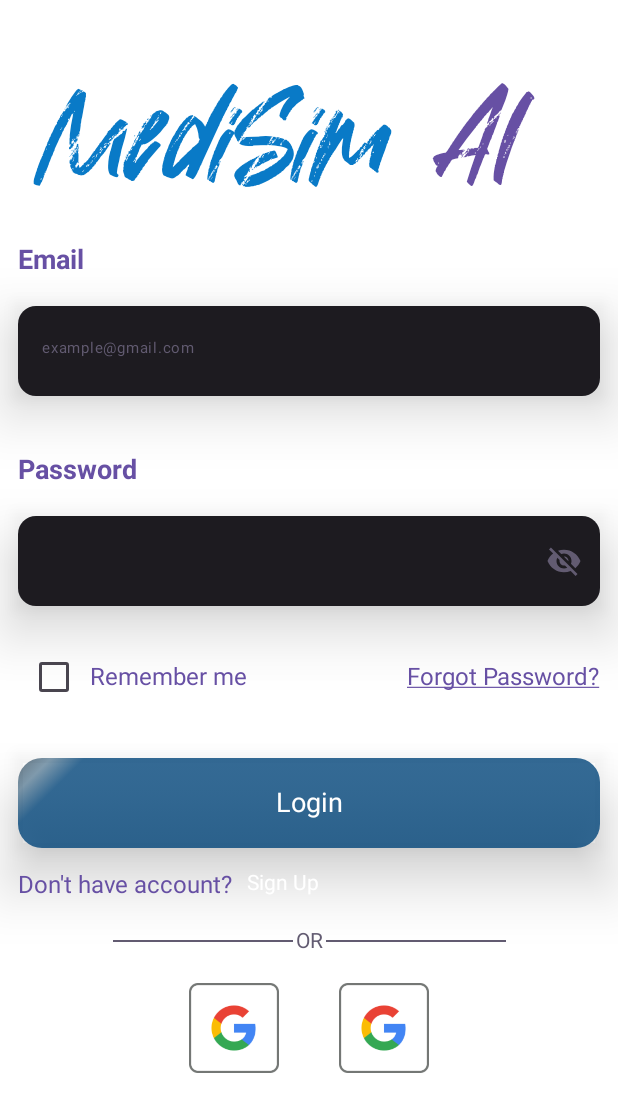
After one commit to DinaOthman21/Graduation-Project, an Android app built with Jetpack Compose: the @Preview function LoginScreen, on a phone screen of 412 x 824 dp. The commit adds this screen. Shown: the top 1112 px of the screen. Run offline under Robolectric (Android 15) with nearby library versions, the phone set to English and light mode, and no system bars; pictures from the network do not load.

Commit message:
add login screen
* navigation app

```diff
--- a/app/src/main/java/com/example/medisim/presentation/HomeActivity.kt
+++ b/app/src/main/java/com/example/medisim/presentation/HomeActivity.kt
@@ -7,7 +7,7 @@ import androidx.compose.foundation.layout.fillMaxSize
 import androidx.compose.material3.MaterialTheme
 import androidx.compose.material3.Surface
 import androidx.compose.ui.Modifier
-import com.example.medisim.presentation.components.MainAdvicesAndAvoidScreen
+import com.example.medisim.presentation.navigation.AppNavigation
 import com.example.medisim.ui.theme.MediSimTheme
 
 
@@ -21,7 +21,7 @@ class HomeActivity : ComponentActivity() {
                     modifier = Modifier.fillMaxSize(),
                     color = MaterialTheme.colorScheme.background
                 ) {
-                    MainAdvicesAndAvoidScreen()
+                    AppNavigation()
                 }
             }
         }
--- /dev/null
+++ b/app/src/main/java/com/example/medisim/presentation/authScreens/LoginScreenState.kt
@@ -0,0 +1,3 @@
+package com.example.medisim.presentation.authScreens
+
+data class LoginScreenState(val name:String)
--- /dev/null
+++ b/app/src/main/java/com/example/medisim/presentation/authScreens/login/LoginScreen.kt
@@ -0,0 +1,175 @@
+package com.example.medisim.presentation.authScreens.login
+
+import androidx.compose.foundation.clickable
+import androidx.compose.foundation.layout.Arrangement
+import androidx.compose.foundation.layout.Column
+import androidx.compose.foundation.layout.Row
+import androidx.compose.foundation.layout.Spacer
+import androidx.compose.foundation.layout.fillMaxWidth
+import androidx.compose.foundation.layout.height
+import androidx.compose.foundation.layout.padding
+import androidx.compose.foundation.layout.width
+import androidx.compose.material3.Divider
+import androidx.compose.material3.MaterialTheme
+import androidx.compose.material3.Text
+import androidx.compose.runtime.Composable
+import androidx.compose.ui.Alignment
+import androidx.compose.ui.Modifier
+import androidx.compose.ui.res.stringResource
+import androidx.compose.ui.text.TextStyle
+import androidx.compose.ui.text.font.FontWeight
+import androidx.compose.ui.text.style.TextDecoration
+import androidx.compose.ui.tooling.preview.Preview
+import androidx.compose.ui.unit.dp
+import androidx.compose.ui.unit.sp
+import com.example.medisim.R
+import com.example.medisim.presentation.components.AppNameWithHiatusFont
+import com.example.medisim.presentation.components.ButtonClickOn
+import com.example.medisim.presentation.components.CheckboxWithName
+import com.example.medisim.presentation.components.EmailEditText
+import com.example.medisim.presentation.components.ImageButtonClick
+import com.example.medisim.presentation.components.PasswordEditText
+import com.example.medisim.presentation.components.TextLabel
+
+
+@Preview(showBackground = true, showSystemUi = true)
+@Composable
+fun LoginScreen() {
+
+    Column(
+        modifier = Modifier.padding(12.dp),
+    ) {
+        AppNameWithHiatusFont(modifier = Modifier
+            .padding(
+            start = 15.dp,
+            top =35.dp,
+            bottom = 20.dp
+        ))
+        TextLabel(
+            text = stringResource(R.string.email),
+            modifier = Modifier.padding(bottom = 20.dp),
+            textFont = 18,
+            textFontWight = FontWeight.Bold
+            )
+        EmailEditText(
+            email = "",
+            isErrorEmail = false,
+            emailErrorMessage = "",
+            onValueChange = {})
+        TextLabel(
+            text = stringResource(R.string.password),
+            modifier = Modifier.padding(top = 15.dp,bottom = 20.dp),
+            textFont = 18,
+            textFontWight = FontWeight.Bold
+        )
+        PasswordEditText(
+            password = "",
+            isErrorPassword = false,
+            passwordErrorMessage = "",
+            showPassword = false,
+            onValueChange = {}
+        ) {
+
+        }
+        Row (
+            verticalAlignment = Alignment.CenterVertically
+        ){
+            CheckboxWithName(
+                checkBoxText = "Remember me",
+                checkedState = false,
+                onToggleClick = {}
+            )
+            Spacer(modifier = Modifier.weight(1f))
+            Text(
+                text = stringResource(R.string.forgot_password),
+                style = TextStyle(
+                    fontSize = 16.sp,
+                    color = MaterialTheme.colorScheme.primary,
+                    textDecoration = TextDecoration.Underline
+                ),
+                modifier = Modifier.clickable {
+                    // on forgot password text click
+                    // navController.navigate(Screens.SignUp.route)
+
+                }
+            )
+
+        }
+
+        ButtonClickOn(
+            buttonText = stringResource(R.string.login),
+            paddingValue = 30
+        ) {
+            // on login click
+
+        }
+
+
+        Row(
+            modifier = Modifier.padding(top = 15.dp)
+        ) {
+            Text(
+                text = stringResource(R.string.don_t_have_account),
+                style = TextStyle(
+                    fontSize = 16.sp,
+                    color = MaterialTheme.colorScheme.primary
+                )
+            )
+            Spacer(modifier = Modifier.width(5.dp))
+            Text(
+                text = stringResource(R.string.sign_up),
+                style = TextStyle(
+                    color = MaterialTheme.colorScheme.onSecondary,
+                ),
+                modifier = Modifier.clickable {
+                    // on sign up text click
+                    // navController.navigate(Screens.SignUp.route)
+
+                }
+            )
+        }
+
+        Row (
+            verticalAlignment = Alignment.CenterVertically,
+            modifier = Modifier
+                .padding(top = 20.dp)
+                .fillMaxWidth(),
+            horizontalArrangement = Arrangement.Center
+        ){
+            Divider(
+                color = MaterialTheme.colorScheme.secondary,
+                modifier = Modifier
+                    .width(120.dp)
+                    .height(1.dp)
+            )
+            TextLabel(
+                text = stringResource(R.string.or),
+                modifier = Modifier.padding(horizontal = 2.dp),
+                textColor = MaterialTheme.colorScheme.secondary,
+                textFont = 14
+            )
+            Divider(
+                color = MaterialTheme.colorScheme.secondary,
+                modifier = Modifier
+                    .width(120.dp)
+                    .height(1.dp)
+            )
+        }
+
+        Row (
+            verticalAlignment = Alignment.CenterVertically,
+            modifier = Modifier
+                .fillMaxWidth(),
+            horizontalArrangement = Arrangement.Center
+        ){
+            ImageButtonClick(image = R.drawable.google_logo_light, paddingValue = 20) {
+
+            }
+            ImageButtonClick(image = R.drawable.google_logo_light, paddingValue = 20) {
+
+            }
+        }
+
+    }
+
+}
--- /dev/null
+++ b/app/src/main/java/com/example/medisim/presentation/authScreens/signUp/SignUpScreen.kt
@@ -0,0 +1,8 @@
+package com.example.medisim.presentation.authScreens.signUp
+
+import androidx.compose.runtime.Composable
+
+@Composable
+fun SignUpScreen() {
+
+}
--- a/app/src/main/java/com/example/medisim/presentation/components/ButtonsComponents.kt
+++ b/app/src/main/java/com/example/medisim/presentation/components/ButtonsComponents.kt
@@ -1,14 +1,18 @@
 package com.example.medisim.presentation.components
 
+
 import androidx.compose.foundation.background
+import androidx.compose.foundation.layout.Row
 import androidx.compose.foundation.layout.fillMaxWidth
 import androidx.compose.foundation.layout.height
 import androidx.compose.foundation.layout.padding
 import androidx.compose.foundation.shape.RoundedCornerShape
 import androidx.compose.material3.Button
 import androidx.compose.material3.ButtonDefaults
+import androidx.compose.material3.Checkbox
 import androidx.compose.material3.Text
 import androidx.compose.runtime.Composable
+import androidx.compose.ui.Alignment
 import androidx.compose.ui.Modifier
 import androidx.compose.ui.draw.clip
 import androidx.compose.ui.draw.shadow
@@ -21,16 +25,45 @@ import com.example.medisim.ui.theme.CommonComponent
 import com.example.medisim.ui.theme.ComponentDark
 import com.example.medisim.ui.theme.animatedShimmerColor
 
+@Composable
+fun CheckboxWithName(
+    checkBoxText:String,
+    modifier: Modifier = Modifier,
+    checkedState:Boolean,
+    onToggleClick:(Boolean)->Unit
+) {
+
+    // Composable layout for the checkbox
+    Row(
+        modifier = modifier,
+        verticalAlignment = Alignment.CenterVertically
+        ) {
+        Checkbox(
+            checked = checkedState,
+            onCheckedChange = { checked ->
+                // Update the checked state when checkbox state changes
+                onToggleClick(checked)
+            }
+        )
+        TextLabel(text = checkBoxText, textFont = 16)
+    }
+}
+
 
 @Composable
-fun ButtonClickOn(buttonText:String ,paddingValue:Int ,onButtonClick:() -> Unit ) {
+fun ButtonClickOn(
+    buttonText:String,
+    modifier: Modifier = Modifier,
+    buttonHeight: Int = 60,
+    paddingValue:Int ,
+    onButtonClick:() -> Unit ) {
     Button (
         colors = ButtonDefaults.buttonColors(containerColor = Color.Transparent,),
         enabled = true,
         onClick = {onButtonClick()},
-        modifier = Modifier
-            .padding(8.dp, top = paddingValue.dp)
-            .height(48.dp)
+        modifier = modifier
+            .padding(top = paddingValue.dp)
+            .height(buttonHeight.dp)
             .fillMaxWidth(1f)
             .shadow(elevation = 24.dp)
             .clip(RoundedCornerShape(16.dp))
@@ -41,7 +74,8 @@ fun ButtonClickOn(buttonText:String ,paddingValue:Int ,onButtonClick:() -> Unit
                         ComponentDark.copy(alpha = 0.5f),
                         CommonComponent.copy(alpha = 0.8f),
                     )
-                )),
+                )
+            ),
 
 
     ){
--- /dev/null
+++ b/app/src/main/java/com/example/medisim/presentation/components/EditTextComponents.kt
@@ -0,0 +1,155 @@
+package com.example.medisim.presentation.components
+
+
+
+import androidx.compose.foundation.layout.Column
+import androidx.compose.foundation.layout.Row
+import androidx.compose.foundation.layout.Spacer
+import androidx.compose.foundation.layout.fillMaxWidth
+import androidx.compose.foundation.layout.height
+import androidx.compose.foundation.layout.padding
+import androidx.compose.foundation.shape.RoundedCornerShape
+import androidx.compose.foundation.text.KeyboardOptions
+import androidx.compose.material3.Icon
+import androidx.compose.material3.IconButton
+import androidx.compose.material3.MaterialTheme
+import androidx.compose.material3.Text
+import androidx.compose.material3.TextField
+import androidx.compose.material3.TextFieldColors
+import androidx.compose.material3.TextFieldDefaults
+import androidx.compose.runtime.Composable
+import androidx.compose.ui.Modifier
+import androidx.compose.ui.draw.shadow
+import androidx.compose.ui.graphics.Color
+import androidx.compose.ui.res.painterResource
+import androidx.compose.ui.res.stringResource
+import androidx.compose.ui.text.input.KeyboardType
+import androidx.compose.ui.text.input.PasswordVisualTransformation
+import androidx.compose.ui.text.input.VisualTransformation
+import androidx.compose.ui.unit.dp
+import androidx.compose.ui.unit.sp
+import com.example.medisim.R
+
+
+@Composable
+fun textFieldColors() : TextFieldColors {
+
+    return TextFieldDefaults.colors(
+        // text color
+        focusedTextColor = MaterialTheme.colorScheme.primary,
+        unfocusedTextColor = MaterialTheme.colorScheme.primary,
+        errorTextColor = MaterialTheme.colorScheme.primary,
+
+        focusedContainerColor = MaterialTheme.colorScheme.onBackground,
+        unfocusedContainerColor = MaterialTheme.colorScheme.onBackground,
+        disabledContainerColor = MaterialTheme.colorScheme.onBackground,
+        errorContainerColor = MaterialTheme.colorScheme.onBackground,
+        // Indicator color
+        cursorColor = MaterialTheme.colorScheme.primary,
+        // icon color
+        focusedIndicatorColor = Color.Transparent,
+        unfocusedIndicatorColor = Color.Transparent,
+        errorIndicatorColor = Color.Transparent,
+        focusedTrailingIconColor = MaterialTheme.colorScheme.secondary,
+        unfocusedTrailingIconColor = MaterialTheme.colorScheme.secondary,
+        errorTrailingIconColor = MaterialTheme.colorScheme.secondary,
+
+    )
+}
+
+
+
+
+@Composable
+fun EmailEditText(
+    email:String ,
+    modifier: Modifier = Modifier,
+    editTextHeight: Int = 60,
+    isErrorEmail:Boolean ,
+    emailErrorMessage:String,
+    onValueChange:(String) -> Unit) {
+    Column {
+
+        TextField(
+            placeholder = {
+                Text(
+                    text = stringResource(R.string.example_gmail_com),
+                    fontSize = 10.sp,
+                    color = MaterialTheme.colorScheme.secondary
+                )
+            },
+            value = email,
+            keyboardOptions = KeyboardOptions(keyboardType = KeyboardType.Email),
+            onValueChange = {
+                onValueChange(it)
+
+            },
+            colors = textFieldColors(),
+            shape = RoundedCornerShape(12.dp),
+            modifier = modifier
+                .height(editTextHeight.dp)
+                .fillMaxWidth()
+                .shadow(elevation = 24.dp),
+            isError = isErrorEmail,
+
+            )
+
+        Row {
+            Text(
+                emailErrorMessage, style = MaterialTheme.typography.bodyMedium, modifier = Modifier
+                    .padding(top = 3.dp, start = 25.dp), color = Color.Red
+            )
+            Spacer(modifier = Modifier.weight(1f))
+
+        }
+    }
+}
+
+
+@Composable
+fun PasswordEditText(
+    password:String ,
+    modifier: Modifier = Modifier,
+    editTextHeight: Int = 60,
+    isErrorPassword:Boolean ,
+    passwordErrorMessage:String ,
+    showPassword:Boolean,
+    onValueChange:(String) -> Unit,
+    onIconButtonClick:() -> Unit
+) {
+    Column {
+
+        TextField(
+            value = password,
+            isError = isErrorPassword,
+            visualTransformation = if (showPassword) VisualTransformation.None else PasswordVisualTransformation(),
+            onValueChange = {
+                onValueChange(it)
+            },
+            colors =  textFieldColors(),
+            shape = RoundedCornerShape(12.dp),
+            modifier = modifier
+                .height(editTextHeight.dp)
+                .fillMaxWidth()
+                .shadow(elevation = 24.dp),
+            trailingIcon = {
+                IconButton(onClick = {
+                    onIconButtonClick()
+                }) {
+                    Icon(painter = painterResource(id = if(showPassword) R.drawable.baseline_visibility_24 else R.drawable.baseline_visibility_off_24),
+                        contentDescription = "password icon")
+                }
+            },
+
+            )
+        Row {
+            Text(
+                passwordErrorMessage, style = MaterialTheme.typography.bodyMedium, modifier = Modifier
+                    .padding(top = 3.dp, start = 25.dp), color = Color.Red
+            )
+            Spacer(modifier = Modifier.weight(1f))
+
+        }
+    }
+
+}
--- a/app/src/main/java/com/example/medisim/presentation/components/ImageComponents.kt
+++ b/app/src/main/java/com/example/medisim/presentation/components/ImageComponents.kt
@@ -1,6 +1,11 @@
 package com.example.medisim.presentation.components
 
+import androidx.compose.foundation.Image
 import androidx.compose.foundation.background
+import androidx.compose.foundation.clickable
+import androidx.compose.foundation.layout.height
+import androidx.compose.foundation.layout.padding
+import androidx.compose.foundation.layout.width
 import androidx.compose.foundation.shape.RoundedCornerShape
 import androidx.compose.runtime.Composable
 import androidx.compose.ui.Modifier
@@ -9,6 +14,7 @@ import androidx.compose.ui.draw.shadow
 import androidx.compose.ui.graphics.Color
 import androidx.compose.ui.layout.ContentScale
 import androidx.compose.ui.platform.LocalContext
+import androidx.compose.ui.res.painterResource
 import androidx.compose.ui.unit.dp
 import coil.compose.AsyncImage
 import coil.request.ImageRequest
@@ -48,3 +54,25 @@ fun ViewImage(
     )
 
 }
+
+
+@Composable
+fun ImageButtonClick(
+    image:Int,
+    modifier: Modifier = Modifier,
+    paddingValue:Int ,
+    imageWidth: Int = 60,
+    imageHeight: Int = 60,
+    onButtonClick:() -> Unit ) {
+    Image(
+        painter = painterResource(id = image),
+        modifier = modifier
+            .clickable { onButtonClick() }
+            .padding(paddingValue.dp)
+            .width(imageWidth.dp)
+            .height(imageHeight.dp)
+        ,
+        contentDescription = "image button",
+    )
+
+}
--- a/app/src/main/java/com/example/medisim/presentation/components/TextComponents.kt
+++ b/app/src/main/java/com/example/medisim/presentation/components/TextComponents.kt
@@ -42,17 +42,18 @@ fun TextWithHiatusFont(
 }
 
 @Composable
-fun AppNameWithHiatusFont() {
+fun AppNameWithHiatusFont(modifier: Modifier = Modifier) {
     Text(
         text = buildAnnotatedString {
             withStyle(style = SpanStyle(color = Color(0xFF097AC7))) {
                 append("MediSim")
             }
             append(" ")
-            withStyle(style = SpanStyle(color = Color(0xFF02111B))) {
+            withStyle(style = SpanStyle(color = MaterialTheme.colorScheme.primary)) {
                 append("AI")
             }
         },
+        modifier = modifier,
         fontSize = 90.sp,
         fontFamily = FontFamily(Font(R.font.hiatus2)),
     )
--- a/app/src/main/java/com/example/medisim/presentation/components/ViewComponents.kt
+++ b/app/src/main/java/com/example/medisim/presentation/components/ViewComponents.kt
@@ -28,7 +28,6 @@ import androidx.compose.ui.graphics.Brush
 import androidx.compose.ui.graphics.Color
 import androidx.compose.ui.res.stringResource
 import androidx.compose.ui.text.font.FontWeight
-import androidx.compose.ui.tooling.preview.Preview
 import androidx.compose.ui.unit.dp
 import com.example.medisim.R
 
@@ -48,11 +47,11 @@ val images = listOf(
 )
 
 
-@Preview(showSystemUi = true, showBackground = true)
+
 @Composable
 fun MainAdvicesAndAvoidScreen() {
 
-    LazyColumn(){
+    LazyColumn{
         item{
             Column {
                 // make title for "Advices" with small bold under line
--- /dev/null
+++ b/app/src/main/java/com/example/medisim/presentation/navigation/AppNavigation.kt
@@ -0,0 +1,48 @@
+package com.example.medisim.presentation.navigation
+
+import androidx.compose.runtime.Composable
+import androidx.navigation.compose.NavHost
+import androidx.navigation.compose.composable
+import androidx.navigation.compose.rememberNavController
+import com.example.medisim.presentation.authScreens.login.LoginScreen
+
+
+@Composable
+fun AppNavigation() {
+    val navController = rememberNavController()
+
+    NavHost(navController = navController, startDestination = Screens.Login.route){
+        composable(route = Screens.Login.route){
+            // login screen
+            LoginScreen()
+        }
+        composable(route = Screens.ForgotPassword.route){
+            // ForgotPassword screen
+        }
+        composable(route = Screens.ForgotPasswordOTP.route){
+            // Forgot Password OTP screen
+        }
+        composable(route = Screens.ForgotPasswordNewPass.route){
+            // Forgot Password NewPassword screen
+        }
+        composable(route = Screens.SignUp.route){
+            // signUp screen
+        }
+        composable(route = Screens.UserInfo.route){
+            // User Information screen
+        }
+        composable(route = Screens.UserChronic.route){
+            // User Chronic disease screen
+        }
+        composable(route = Screens.RegistrationSuccessfully.route){
+            // Registration Successfully screen
+        }
+        composable(route = Screens.Home.route){
+            // Home screen
+        }
+        composable(route = Screens.PostDetails.route){
+            // Post Details screen
+        }
+
+    }
+}
--- /dev/null
+++ b/app/src/main/java/com/example/medisim/presentation/navigation/Screens.kt
@@ -0,0 +1,18 @@
+package com.example.medisim.presentation.navigation
+
+
+sealed class Screens(val route:String){
+
+    data object Login : Screens(route = "login")
+    data object ForgotPassword : Screens(route = "forgotPassword")
+    data object ForgotPasswordOTP : Screens(route = "forgotPasswordOtp")
+    data object ForgotPasswordNewPass : Screens(route = "forgotPasswordNewPass")
+    data object SignUp : Screens(route = "signUp")
+    data object UserInfo : Screens(route = "userInfo")
+    data object UserChronic : Screens(route = "userChronic")
+    data object RegistrationSuccessfully : Screens(route = "registrationSuccessfully")
+    data object Home : Screens(route = "home")
+    data object PostDetails : Screens(route = "postDetails")
+    data object ChatAI : Screens(route = "chatAI")
+
+}
--- a/app/src/main/java/com/example/medisim/ui/theme/Color.kt
+++ b/app/src/main/java/com/example/medisim/ui/theme/Color.kt
@@ -21,9 +21,9 @@ val ComponentBackgroundLight = Color(0xFFF7F9FA)
 
 // text
 val TextDark = Color(0xFFD6E8EE)
-val TextLight = Color(0xFF001B48)
+val TextLight =  Color(0xFF02111B)
 
-val TextHintDark = Color(0xFFC0BBBB)
+val TextHintDark = Color(0xFFA3A2A2)
 val TextHintLight = Color(0xFF8D7F7F)
 
 // components
@@ -31,20 +31,14 @@ val ComponentDark = Color(0xFF073C61)
 val ComponentLight = Color(0xFF97CADB)
 val CommonComponent = Color(0xFF02457A)
 
+
 // helper colors
 val HelperColor = Color(0xFF0343A7)
 val HelperColor1 = Color(0xFF0E274E)
 val HelperColor2 = Color(0xFF06BAF1)
 
 
-//
-//animatedShimmerColor(
-//    shimmerColors = listOf(
-//    BackgroundDark.copy(alpha = 0.9f),
-//    ComponentDark.copy(alpha = 0.8f),
-//    BackgroundDark.copy(alpha = 0.9f),
-//    )
-//)
+
 
 @Composable
 fun animatedShimmerColor(shimmerColors:List<Color>): Brush {
--- a/app/src/main/java/com/example/medisim/ui/theme/Theme.kt
+++ b/app/src/main/java/com/example/medisim/ui/theme/Theme.kt
@@ -22,7 +22,8 @@ private val DarkColorScheme = darkColorScheme(
     secondary = TextHintDark,
     tertiary = ComponentDark,
     onPrimary = CommonComponent,
-    onSecondary = HelperColor2
+    onSecondary = HelperColor2,
+
 )
 
 private val LightColorScheme = lightColorScheme(
--- /dev/null
+++ b/app/src/main/res/drawable/baseline_visibility_24.xml
@@ -0,0 +1,5 @@
+<vector android:height="24dp" android:tint="#000000"
+    android:viewportHeight="24" android:viewportWidth="24"
+    android:width="24dp" xmlns:android="http://schemas.android.com/apk/res/android">
+    <path android:fillColor="@android:color/white" android:pathData="M12,4.5C7,4.5 2.73,7.61 1,12c1.73,4.39 6,7.5 11,7.5s9.27,-3.11 11,-7.5c-1.73,-4.39 -6,-7.5 -11,-7.5zM12,17c-2.76,0 -5,-2.24 -5,-5s2.24,-5 5,-5 5,2.24 5,5 -2.24,5 -5,5zM12,9c-1.66,0 -3,1.34 -3,3s1.34,3 3,3 3,-1.34 3,-3 -1.34,-3 -3,-3z"/>
+</vector>
--- /dev/null
+++ b/app/src/main/res/drawable/baseline_visibility_off_24.xml
@@ -0,0 +1,5 @@
+<vector android:height="24dp" android:tint="#000000"
+    android:viewportHeight="24" android:viewportWidth="24"
+    android:width="24dp" xmlns:android="http://schemas.android.com/apk/res/android">
+    <path android:fillColor="@android:color/white" android:pathData="M12,7c2.76,0 5,2.24 5,5 0,0.65 -0.13,1.26 -0.36,1.83l2.92,2.92c1.51,-1.26 2.7,-2.89 3.43,-4.75 -1.73,-4.39 -6,-7.5 -11,-7.5 -1.4,0 -2.74,0.25 -3.98,0.7l2.16,2.16C10.74,7.13 11.35,7 12,7zM2,4.27l2.28,2.28 0.46,0.46C3.08,8.3 1.78,10.02 1,12c1.73,4.39 6,7.5 11,7.5 1.55,0 3.03,-0.3 4.38,-0.84l0.42,0.42L19.73,22 21,20.73 3.27,3 2,4.27zM7.53,9.8l1.55,1.55c-0.05,0.21 -0.08,0.43 -0.08,0.65 0,1.66 1.34,3 3,3 0.22,0 0.44,-0.03 0.65,-0.08l1.55,1.55c-0.67,0.33 -1.41,0.53 -2.2,0.53 -2.76,0 -5,-2.24 -5,-5 0,-0.79 0.2,-1.53 0.53,-2.2zM11.84,9.02l3.15,3.15 0.02,-0.16c0,-1.66 -1.34,-3 -3,-3l-0.17,0.01z"/>
+</vector>
--- a/app/src/main/res/values/strings.xml
+++ b/app/src/main/res/values/strings.xml
@@ -3,4 +3,12 @@
     <string name="title_activity_home">HomeActivity</string>
     <string name="advices">Advices</string>
     <string name="avoid">Avoid</string>
+    <string name="email">Email</string>
+    <string name="password">Password</string>
+    <string name="example_gmail_com">example@gmail.com</string>
+    <string name="forgot_password">Forgot Password?</string>
+    <string name="login">Login</string>
+    <string name="don_t_have_account">"Don't have account? "</string>
+    <string name="sign_up">Sign Up</string>
+    <string name="or">OR</string>
 </resources>
```
Also changed, not shown: app/build.gradle.kts (+12 -0 lines), app/src/main/res/drawable/facebook_logo.jpg (added), app/src/main/res/drawable/google_logo_dark.png (added), app/src/main/res/drawable/google_logo_light.png (added), 1 other file.
